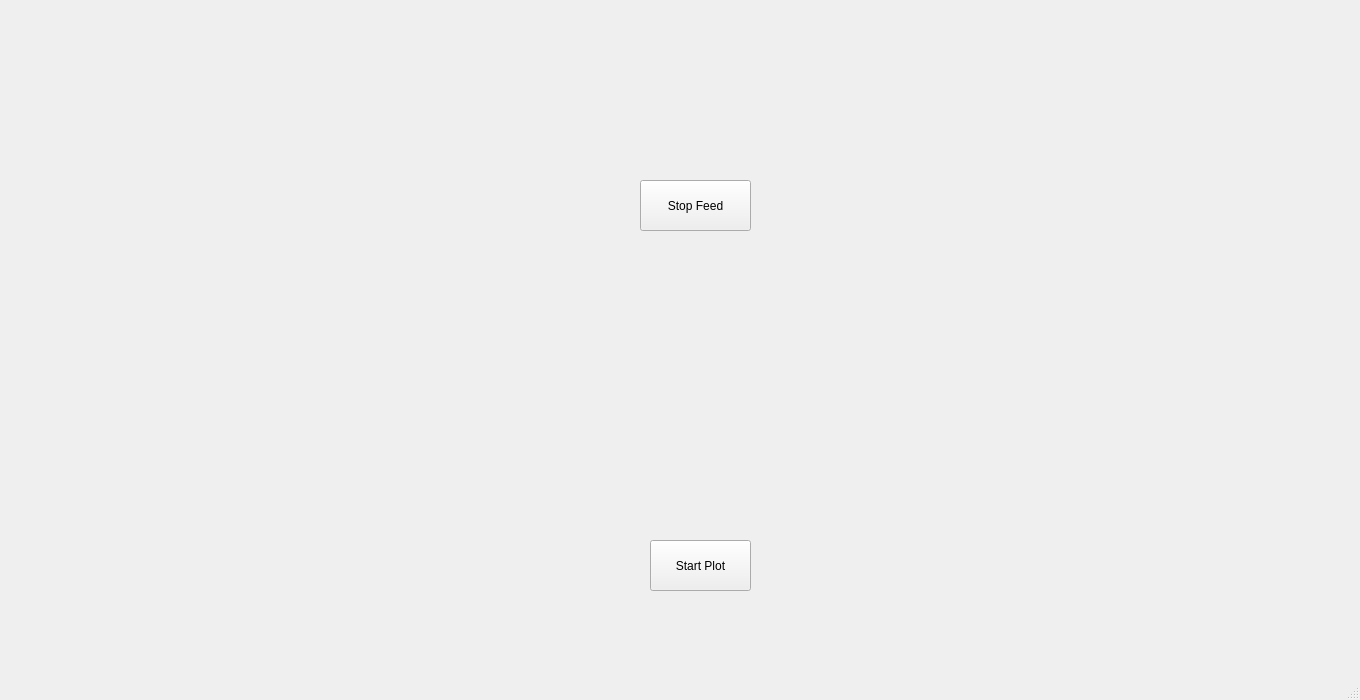
Qt form compound_bow_test_software.ui (aayushL/bow_limb_calibration) before a commit.
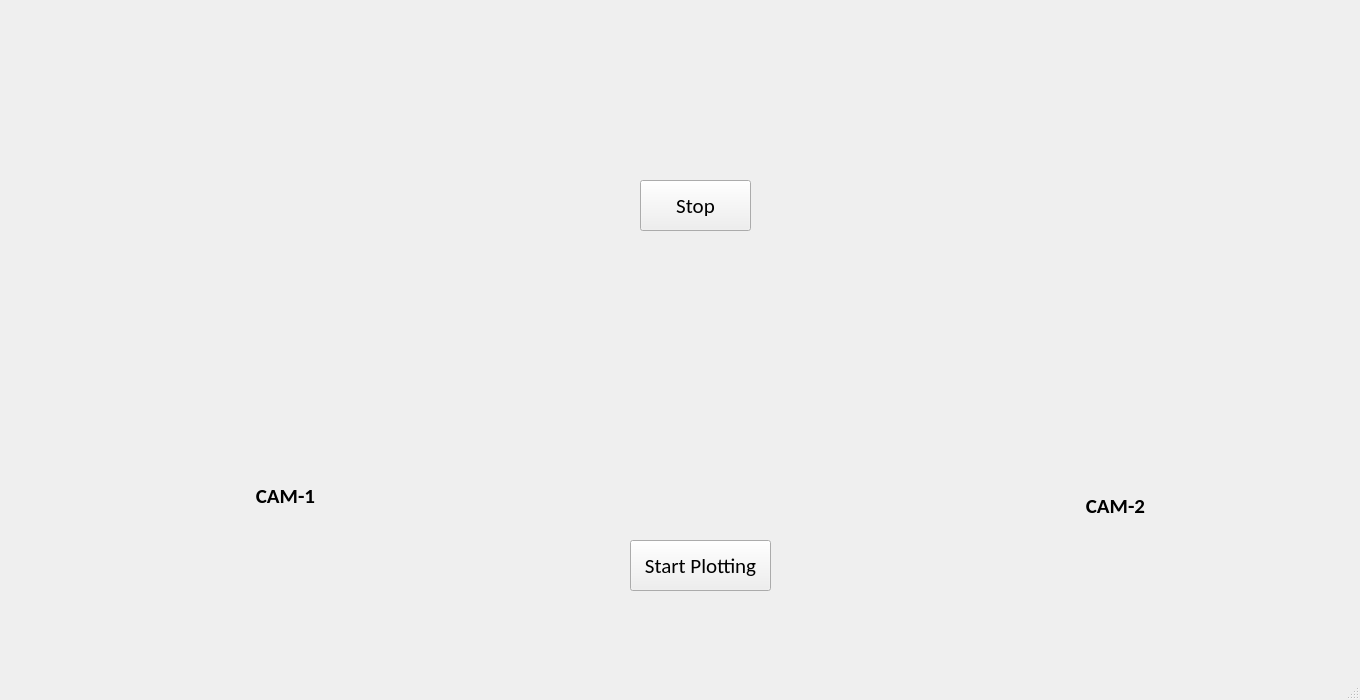
The same form after that commit.

Commit message: Update: Font and label changes in videoframe window

Diff of the .ui file:
```diff
--- a/compound_bow_test_software.ui
+++ b/compound_bow_test_software.ui
@@ -19,7 +19,7 @@
      <rect>
       <x>10</x>
       <y>10</y>
-      <width>501</width>
+      <width>541</width>
       <height>431</height>
      </rect>
     </property>
@@ -36,9 +36,9 @@
    <widget class="QWidget" name="verticalLayoutWidget_2">
     <property name="geometry">
      <rect>
-      <x>860</x>
-      <y>10</y>
-      <width>461</width>
+      <x>840</x>
+      <y>20</y>
+      <width>511</width>
       <height>431</height>
      </rect>
     </property>
@@ -61,21 +61,81 @@
       <height>51</height>
      </rect>
     </property>
+    <property name="font">
+     <font>
+      <family>Calibri</family>
+      <pointsize>16</pointsize>
+     </font>
+    </property>
     <property name="text">
-     <string>Stop Feed</string>
+     <string>Stop</string>
     </property>
    </widget>
    <widget class="QPushButton" name="start_plot">
     <property name="geometry">
      <rect>
-      <x>650</x>
+      <x>630</x>
       <y>540</y>
-      <width>101</width>
+      <width>141</width>
       <height>51</height>
      </rect>
     </property>
+    <property name="font">
+     <font>
+      <family>Calibri</family>
+      <pointsize>16</pointsize>
+     </font>
+    </property>
     <property name="text">
-     <string>Start Plot</string>
+     <string>Start Plotting</string>
+    </property>
+   </widget>
+   <widget class="QLabel" name="label">
+    <property name="geometry">
+     <rect>
+      <x>150</x>
+      <y>470</y>
+      <width>271</width>
+      <height>51</height>
+     </rect>
+    </property>
+    <property name="font">
+     <font>
+      <family>Calibri</family>
+      <pointsize>16</pointsize>
+      <weight>75</weight>
+      <bold>true</bold>
+     </font>
+    </property>
+    <property name="text">
+     <string>CAM-1</string>
+    </property>
+    <property name="alignment">
+     <set>Qt::AlignCenter</set>
+    </property>
+   </widget>
+   <widget class="QLabel" name="label_2">
+    <property name="geometry">
+     <rect>
+      <x>980</x>
+      <y>480</y>
+      <width>271</width>
+      <height>51</height>
+     </rect>
+    </property>
+    <property name="font">
+     <font>
+      <family>Calibri</family>
+      <pointsize>16</pointsize>
+      <weight>75</weight>
+      <bold>true</bold>
+     </font>
+    </property>
+    <property name="text">
+     <string>CAM-2</string>
+    </property>
+    <property name="alignment">
+     <set>Qt::AlignCenter</set>
     </property>
    </widget>
   </widget>
```
The commit also changes 5 other files.
